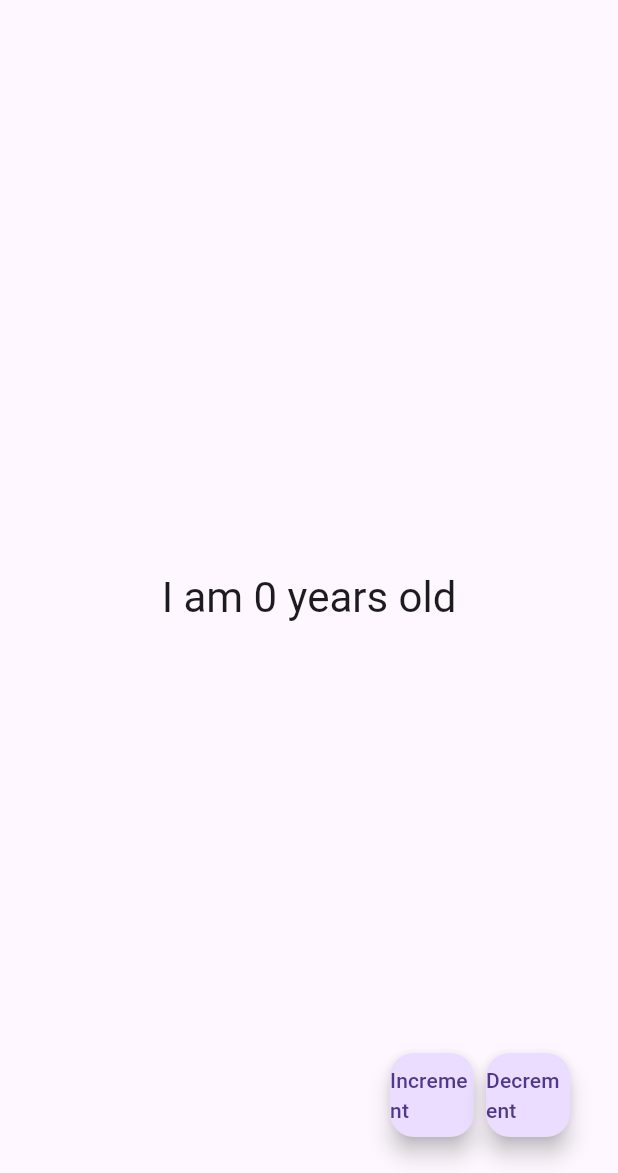
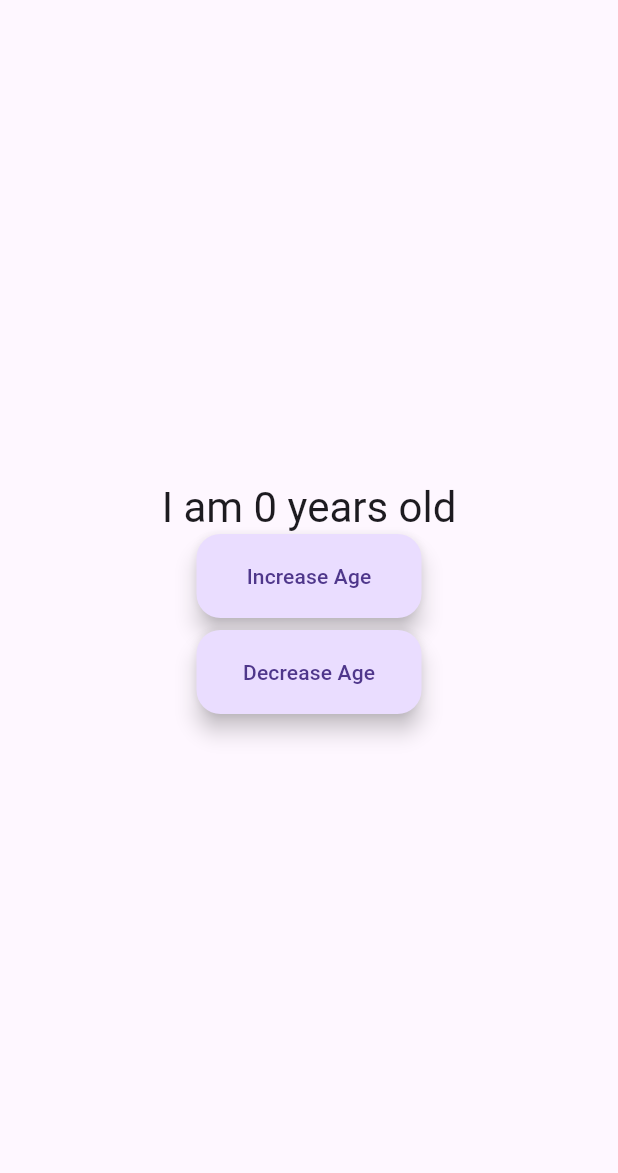
Before and after one commit to Mclovin7291/Counter-App, a Flutter app: the screen it shows after launch, on a phone screen of 412 x 824 dp, the part 63-1236 px from its top. Run offline on Flutter 3.47's test engine with Material 3 defaults, Android fonts, the phone set to English and light mode, and no system bars; missing offline and left inert: window_size.

Commit message:
most updated version

```diff
--- a/lib/main.dart
+++ b/lib/main.dart
@@ -83,33 +83,41 @@ class MyHomePage extends StatelessWidget {
         child: Column(
           mainAxisAlignment: MainAxisAlignment.center,
           children: [
+            Column(
+              mainAxisAlignment: MainAxisAlignment.center,
+              children: [
                 Consumer<Counter>(
                   builder: (context, counter, child) => Text(
                     'I am ${counter.age} years old',
                     style: Theme.of(context).textTheme.headlineMedium,
+
                   ),
                 ),
               ],
             ),
-      ),
-      floatingActionButton: Padding(
-        padding: const EdgeInsets.all(8.0),
-        child: Row(
-          mainAxisAlignment: MainAxisAlignment.end,
+            const SizedBox(width: 32),  // Add some space between text and buttons
+            Column(
+              mainAxisAlignment: MainAxisAlignment.center,
               children: [
-            FloatingActionButton(
+                SizedBox(
+                  width: 150,  // Specify desired width here
+                  child: FloatingActionButton(
                     onPressed: () => context.read<Counter>().increment(),
                     tooltip: 'Increment',
-              child: const Text('Increment'),
+                    child: const Text('Increase Age'),
                   ),
-            const SizedBox(width: 8),
-            FloatingActionButton(
+                ),
+                const SizedBox(height: 8),
+                SizedBox(
+                  width: 150,  // Match the width for consistency
+                  child: FloatingActionButton(
                     onPressed: () => context.read<Counter>().decrement(),
                     tooltip: 'Decrement',
-              child: const Text('Decrement'),
+                    child: const Text('Decrease Age'),
                   ),
-            const SizedBox(width: 8),
-
+                ),
+              ],
+            ),
           ],
         ),
       ),
```
Lines whose indentation alone changed are shown as unchanged.
